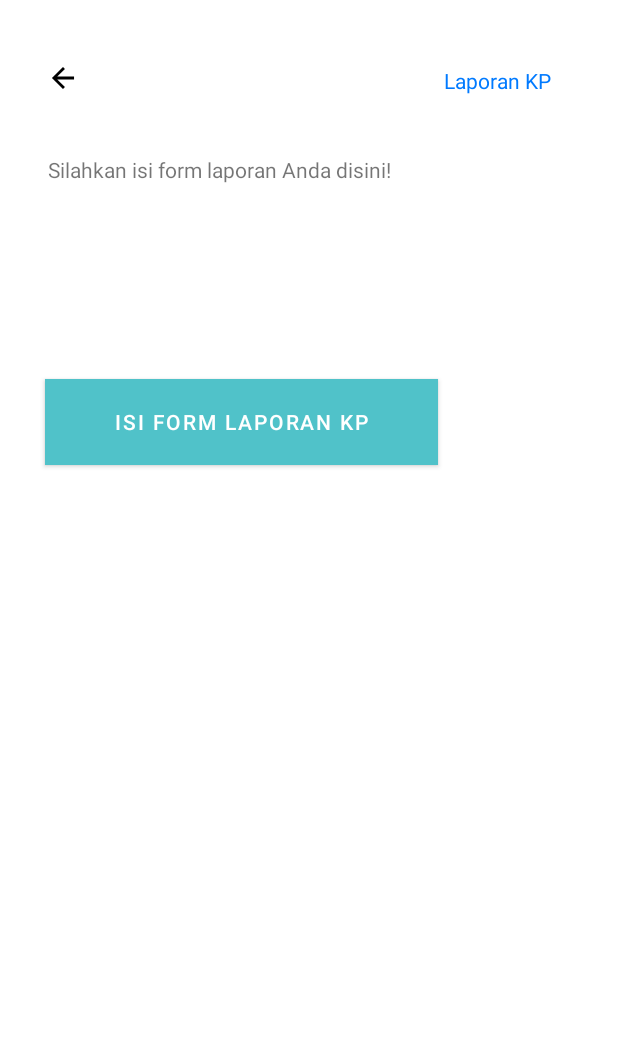
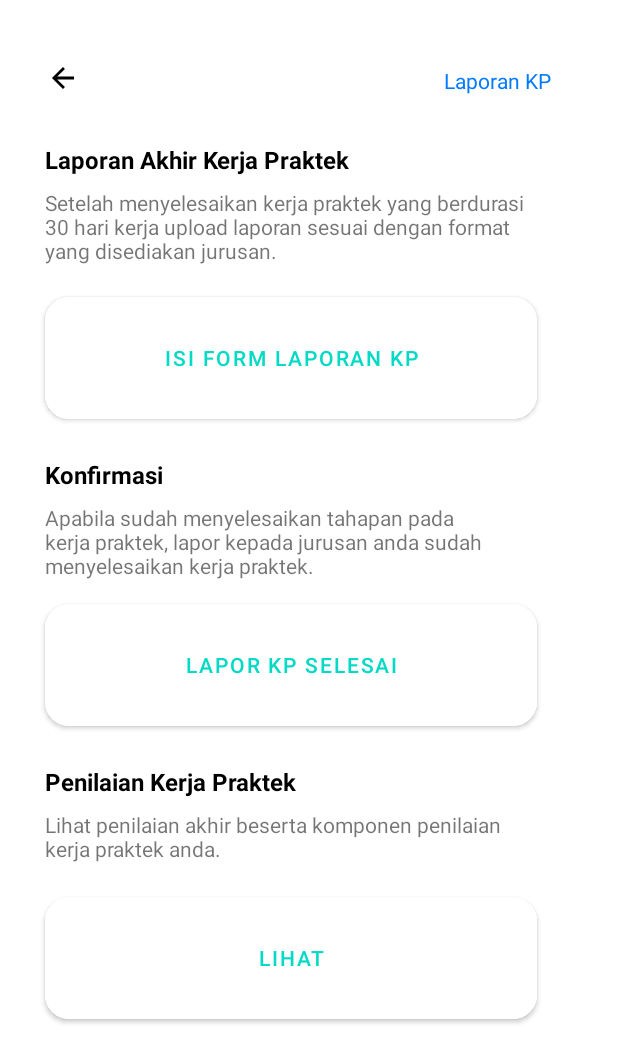
Before and after one commit to FadilaTriAfriani2011521011/Loki_A9, an Android app: the tampilanLaporanAkhirKP screen opened directly, with no data from a screen before it, on a phone screen of 412 x 824 dp. Shown: the top 1063 px of the screen. Run offline under Robolectric (Android 15) with nearby library versions, the light colour scheme and no system bars.

Commit message:
fitur lapor KP selesai

```diff
--- a/app/src/main/java/id/ac/unand/loki_a9/InputPesertaSeminarKP.kt
+++ b/app/src/main/java/id/ac/unand/loki_a9/InputPesertaSeminarKP.kt
@@ -14,7 +14,7 @@ class InputPesertaSeminarKP : AppCompatActivity() {
 
         val btn: Button = findViewById(R.id.button60)
         btn.setOnClickListener {
-            intent = Intent(this, detailKP::class.java)
+            intent = Intent(this, DetailKP2::class.java)
             startActivity(intent)
         }
     }
--- a/app/src/main/res/layout/activity_detail_kp2.xml
+++ b/app/src/main/res/layout/activity_detail_kp2.xml
@@ -234,6 +234,8 @@
         </androidx.cardview.widget.CardView>
 
 
+
+
     </LinearLayout>
 
 
--- a/app/src/main/res/layout/activity_form_laporan_kp.xml
+++ b/app/src/main/res/layout/activity_form_laporan_kp.xml
@@ -5,20 +5,6 @@
     android:layout_width="match_parent"
     android:layout_height="match_parent"
     tools:context=".formLaporanKP">
-
-    <TextView
-        android:id="@+id/textView_laporanKP"
-        android:layout_width="wrap_content"
-        android:layout_height="wrap_content"
-        android:layout_marginStart="30dp"
-        android:layout_marginTop="40dp"
-        android:layout_marginEnd="273dp"
-        android:text="Form Laporan KP"
-        android:textColor="#FF007AFF"
-        android:textSize="14sp"
-        app:layout_constraintEnd_toEndOf="parent"
-        app:layout_constraintStart_toStartOf="parent"
-        app:layout_constraintTop_toTopOf="parent" />
 
     <!--        android:autofillHints=""-->
 <!--        android:background="@drawable/custom_colom"-->
@@ -113,7 +99,24 @@
 
 
 
+
+
+
+
     ]]>
+
+    <TextView
+        android:id="@+id/textView_laporanKP"
+        android:layout_width="wrap_content"
+        android:layout_height="wrap_content"
+        android:layout_marginTop="44dp"
+        android:text="Form Laporan KP"
+        android:textColor="#FF007AFF"
+        android:textSize="14sp"
+        app:layout_constraintEnd_toEndOf="parent"
+        app:layout_constraintHorizontal_bias="0.818"
+        app:layout_constraintStart_toStartOf="parent"
+        app:layout_constraintTop_toTopOf="parent" />
 
     <Button
         android:id="@+id/buttonsem"
--- a/app/src/main/res/layout/activity_tampilan_laporan_akhir_kp.xml
+++ b/app/src/main/res/layout/activity_tampilan_laporan_akhir_kp.xml
@@ -21,31 +21,126 @@
 
     <Button
         android:id="@+id/button_nama1"
-        android:layout_width="262dp"
-        android:layout_height="69dp"
-        android:layout_marginTop="35dp"
-        android:layout_marginBottom="508dp"
-        android:backgroundTint="#50C2C9"
+        android:layout_width="328dp"
+        android:layout_height="93dp"
+        android:backgroundTint="#FFFFFF"
+        android:shadowColor="@color/black"
         android:text="Isi Form Laporan KP"
-        app:cornerRadius="0dp"
+        android:textColor="#FF03DAC5"
+        app:cornerRadius="16dp"
         app:layout_constraintBottom_toBottomOf="parent"
         app:layout_constraintEnd_toEndOf="parent"
-        app:layout_constraintHorizontal_bias="0.201"
+        app:layout_constraintHorizontal_bias="0.361"
         app:layout_constraintStart_toStartOf="parent"
-        app:layout_constraintTop_toBottomOf="@+id/textView17"
-        app:layout_constraintVertical_bias="1.0" />
+        app:layout_constraintTop_toBottomOf="@+id/textView2"
+        app:layout_constraintVertical_bias="0.026" />
+
+    <Button
+        android:id="@+id/button_nama"
+        android:layout_width="328dp"
+        android:layout_height="93dp"
+        android:backgroundTint="#FFFFFF"
+        android:shadowColor="@color/black"
+        android:text="Lapor KP Selesai"
+        android:textColor="#FF03DAC5"
+        app:cornerRadius="16dp"
+        app:layout_constraintBottom_toBottomOf="parent"
+        app:layout_constraintEnd_toEndOf="parent"
+        app:layout_constraintHorizontal_bias="0.361"
+        app:layout_constraintStart_toStartOf="parent"
+        app:layout_constraintTop_toBottomOf="@+id/textView22"
+        app:layout_constraintVertical_bias="0.028" />
+
+    <Button
+        android:id="@+id/button_nama2"
+        android:layout_width="328dp"
+        android:layout_height="93dp"
+        android:backgroundTint="#FFFFFF"
+        android:shadowColor="@color/black"
+        android:text="Lihat"
+        android:textColor="#FF03DAC5"
+        app:cornerRadius="16dp"
+        app:layout_constraintBottom_toBottomOf="parent"
+        app:layout_constraintEnd_toEndOf="parent"
+        app:layout_constraintHorizontal_bias="0.361"
+        app:layout_constraintStart_toStartOf="parent"
+        app:layout_constraintTop_toBottomOf="@+id/textView24"
+        app:layout_constraintVertical_bias="0.0" />
 
     <TextView
         android:id="@+id/textView17"
         android:layout_width="wrap_content"
         android:layout_height="wrap_content"
-        android:layout_marginStart="30dp"
-        android:layout_marginTop="40dp"
-        android:layout_marginEnd="150dp"
-        android:text="Silahkan isi form laporan Anda disini!"
+        android:layout_marginTop="32dp"
+        android:text="Laporan Akhir Kerja Praktek"
+        android:textColor="@color/black"
+        android:textSize="16sp"
+        android:textStyle="bold"
         app:layout_constraintEnd_toEndOf="parent"
+        app:layout_constraintHorizontal_bias="0.142"
         app:layout_constraintStart_toStartOf="parent"
         app:layout_constraintTop_toBottomOf="@+id/AbsenKP" />
+
+    <TextView
+        android:id="@+id/textView23"
+        android:layout_width="wrap_content"
+        android:layout_height="wrap_content"
+        android:layout_marginTop="20dp"
+        android:text="Penilaian Kerja Praktek"
+        android:textColor="@color/black"
+        android:textSize="16sp"
+        android:textStyle="bold"
+        app:layout_constraintEnd_toEndOf="parent"
+        app:layout_constraintHorizontal_bias="0.122"
+        app:layout_constraintStart_toStartOf="parent"
+        app:layout_constraintTop_toBottomOf="@+id/button_nama" />
+
+    <TextView
+        android:id="@+id/textView21"
+        android:layout_width="wrap_content"
+        android:layout_height="wrap_content"
+        android:layout_marginTop="20dp"
+        android:text="Konfirmasi"
+        android:textColor="@color/black"
+        android:textSize="16sp"
+        android:textStyle="bold"
+        app:layout_constraintEnd_toEndOf="parent"
+        app:layout_constraintHorizontal_bias="0.0"
+        app:layout_constraintStart_toStartOf="@+id/textView17"
+        app:layout_constraintTop_toBottomOf="@+id/button_nama1" />
+
+    <TextView
+        android:id="@+id/textView2"
+        android:layout_width="330dp"
+        android:layout_height="52dp"
+        android:layout_marginTop="8dp"
+        android:text="Setelah menyelesaikan kerja praktek yang berdurasi 30 hari kerja upload laporan sesuai dengan format yang disediakan jurusan. "
+        app:layout_constraintEnd_toEndOf="parent"
+        app:layout_constraintHorizontal_bias="0.0"
+        app:layout_constraintStart_toStartOf="@+id/textView17"
+        app:layout_constraintTop_toBottomOf="@+id/textView17" />
+
+    <TextView
+        android:id="@+id/textView22"
+        android:layout_width="330dp"
+        android:layout_height="52dp"
+        android:layout_marginTop="8dp"
+        android:text="Apabila sudah menyelesaikan tahapan pada kerja praktek, lapor kepada jurusan anda sudah menyelesaikan kerja praktek. "
+        app:layout_constraintEnd_toEndOf="parent"
+        app:layout_constraintHorizontal_bias="0.0"
+        app:layout_constraintStart_toStartOf="@+id/textView17"
+        app:layout_constraintTop_toBottomOf="@+id/textView21" />
+
+    <TextView
+        android:id="@+id/textView24"
+        android:layout_width="330dp"
+        android:layout_height="52dp"
+        android:layout_marginTop="8dp"
+        android:text="Lihat penilaian akhir beserta komponen penilaian kerja praktek anda. "
+        app:layout_constraintEnd_toEndOf="parent"
+        app:layout_constraintHorizontal_bias="0.0"
+        app:layout_constraintStart_toStartOf="@+id/textView17"
+        app:layout_constraintTop_toBottomOf="@+id/textView23" />
 
     <ImageView
         android:id="@+id/Back4"
```
